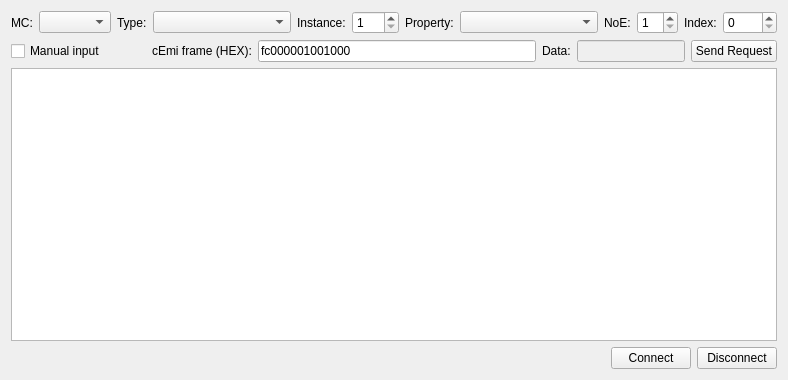
qt/qtknx, file examples/knx/knxeditor/localdevicemanagement.ui: the form before one commit.
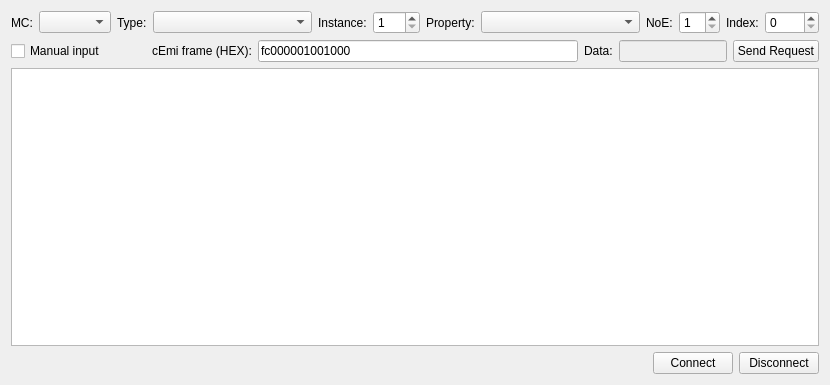
The form after the commit.

Patch:
```diff
--- a/examples/knx/knxeditor/localdevicemanagement.ui
+++ b/examples/knx/knxeditor/localdevicemanagement.ui
@@ -6,8 +6,8 @@
    <rect>
     <x>0</x>
     <y>0</y>
-    <width>788</width>
-    <height>380</height>
+    <width>830</width>
+    <height>385</height>
    </rect>
   </property>
   <property name="windowTitle">
```
Left out of the diff: 21 changed lines with no effect on the pictures.
